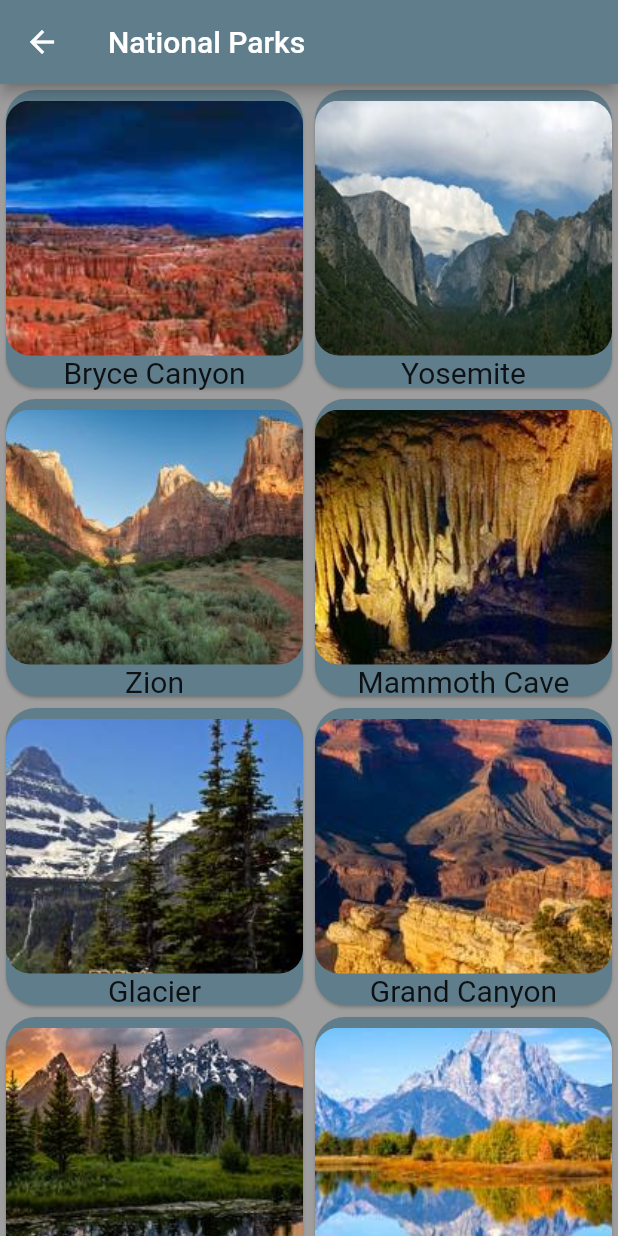
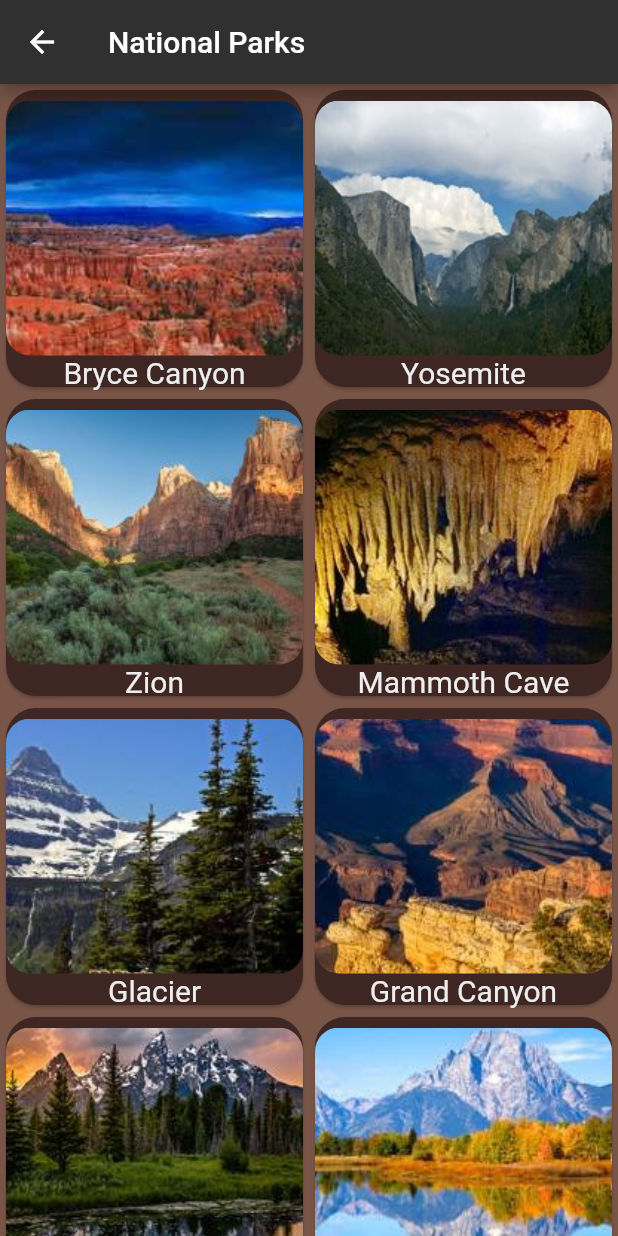
Before and after one commit to meetBOBpatel/TravelAdvisor, a Flutter app: the HomePage screen opened directly, on a phone screen of 412 x 824 dp. Run offline on Flutter 3.47's test engine with Material 2 defaults, Android fonts, the phone set to English and light mode, and no system bars; drawn by our look-alikes of focused_menu; our stand-ins replace auto_size_text, firebase_auth, firebase_core, google_maps_flutter, vm_service, weather; missing offline and left inert: maps_launcher; accounts and stored records are empty.

Commit message:
Updated Homepage and Weather UI

```diff
--- a/lib/HomePage.dart
+++ b/lib/HomePage.dart
@@ -20,7 +20,7 @@
             "National Parks",
             textAlign: TextAlign.center,
           ),
-          backgroundColor: Colors.blueGrey,
+          backgroundColor: Colors.grey[850],
         ),
         body: GridView(
           gridDelegate:
@@ -45,7 +45,7 @@
                           )
                     ],
                     child: Card(
-                      color: Colors.blueGrey,
+                      color: Colors.brown[900],
                       shape: RoundedRectangleBorder(
                           borderRadius: BorderRadius.only(
                               topLeft: Radius.circular(20),
@@ -66,7 +66,9 @@
                               fit: BoxFit.cover,
                             ),
                           ),
-                          Text("Bryce Canyon", style: TextStyle(fontSize: 20)),
+                          Text("Bryce Canyon",
+                              style: TextStyle(
+                                  fontSize: 20, color: Colors.grey[200])),
                         ],
                       ),
                     ),
@@ -89,7 +91,7 @@
                           )
                     ],
                     child: Card(
-                      color: Colors.blueGrey,
+                      color: Colors.brown[900],
                       shape: RoundedRectangleBorder(
                           borderRadius: BorderRadius.only(
                               topLeft: Radius.circular(20),
@@ -110,7 +112,9 @@
                               fit: BoxFit.cover,
                             ),
                           ),
-                          Text("Yosemite", style: TextStyle(fontSize: 20))
+                          Text("Yosemite",
+                              style: TextStyle(
+                                  fontSize: 20, color: Colors.grey[200]))
                         ],
                       ),
                     ),
@@ -133,7 +137,7 @@
                           )
                     ],
                     child: Card(
-                      color: Colors.blueGrey,
+                      color: Colors.brown[900],
                       shape: RoundedRectangleBorder(
                           borderRadius: BorderRadius.only(
                               topLeft: Radius.circular(20),
@@ -154,7 +158,9 @@
                               fit: BoxFit.cover,
                             ),
                           ),
-                          Text("Zion", style: TextStyle(fontSize: 20))
+                          Text("Zion",
+                              style: TextStyle(
+                                  fontSize: 20, color: Colors.grey[200]))
                         ],
                       ),
                     ),
@@ -177,7 +183,7 @@
                           )
                     ],
                     child: Card(
-                      color: Colors.blueGrey,
+                      color: Colors.brown[900],
                       shape: RoundedRectangleBorder(
                           borderRadius: BorderRadius.only(
                               topLeft: Radius.circular(20),
@@ -198,7 +204,9 @@
                               fit: BoxFit.cover,
                             ),
                           ),
-                          Text("Mammoth Cave", style: TextStyle(fontSize: 20))
+                          Text("Mammoth Cave",
+                              style: TextStyle(
+                                  fontSize: 20, color: Colors.grey[200]))
                         ],
                       ),
                     ),
@@ -221,7 +229,7 @@
                           )
                     ],
                     child: Card(
-                      color: Colors.blueGrey,
+                      color: Colors.brown[900],
                       shape: RoundedRectangleBorder(
                           borderRadius: BorderRadius.only(
                               topLeft: Radius.circular(20),
@@ -242,7 +250,9 @@
                               fit: BoxFit.cover,
                             ),
                           ),
-                          Text("Glacier", style: TextStyle(fontSize: 20))
+                          Text("Glacier",
+                              style: TextStyle(
+                                  fontSize: 20, color: Colors.grey[200]))
                         ],
                       ),
                     ),
@@ -265,7 +275,7 @@
                           )
                     ],
                     child: Card(
-                      color: Colors.blueGrey,
+                      color: Colors.brown[900],
                       shape: RoundedRectangleBorder(
                           borderRadius: BorderRadius.only(
                               topLeft: Radius.circular(20),
@@ -286,7 +296,9 @@
                               fit: BoxFit.cover,
                             ),
                           ),
-                          Text("Grand Canyon", style: TextStyle(fontSize: 20))
+                          Text("Grand Canyon",
+                              style: TextStyle(
+                                  fontSize: 20, color: Colors.grey[200]))
                         ],
                       ),
                     ),
@@ -309,7 +321,7 @@
                           )
                     ],
                     child: Card(
-                      color: Colors.blueGrey,
+                      color: Colors.brown[900],
                       shape: RoundedRectangleBorder(
                           borderRadius: BorderRadius.only(
                               topLeft: Radius.circular(20),
@@ -330,7 +342,9 @@
                               fit: BoxFit.cover,
                             ),
                           ),
-                          Text("Yellow Stone", style: TextStyle(fontSize: 20))
+                          Text("Yellow Stone",
+                              style: TextStyle(
+                                  fontSize: 20, color: Colors.grey[200]))
                         ],
                       ),
                     ),
@@ -353,7 +367,7 @@
                           )
                     ],
                     child: Card(
-                      color: Colors.blueGrey,
+                      color: Colors.brown[900],
                       shape: RoundedRectangleBorder(
                           borderRadius: BorderRadius.only(
                               topLeft: Radius.circular(20),
@@ -374,7 +388,9 @@
                               fit: BoxFit.cover,
                             ),
                           ),
-                          Text("Grand Teton", style: TextStyle(fontSize: 20))
+                          Text("Grand Teton",
+                              style: TextStyle(
+                                  fontSize: 20, color: Colors.grey[200]))
                         ],
                       ),
                     ),
@@ -397,7 +413,7 @@
                           )
                     ],
                     child: Card(
-                      color: Colors.blueGrey,
+                      color: Colors.brown[900],
                       shape: RoundedRectangleBorder(
                           borderRadius: BorderRadius.only(
                               topLeft: Radius.circular(20),
@@ -418,7 +434,9 @@
                               fit: BoxFit.cover,
                             ),
                           ),
-                          Text("Congaree", style: TextStyle(fontSize: 20))
+                          Text("Congaree",
+                              style: TextStyle(
+                                  fontSize: 20, color: Colors.grey[200]))
                         ],
                       ),
                     ),
@@ -441,7 +459,7 @@
                           )
                     ],
                     child: Card(
-                      color: Colors.blueGrey,
+                      color: Colors.brown[900],
                       shape: RoundedRectangleBorder(
                           borderRadius: BorderRadius.only(
                               topLeft: Radius.circular(20),
@@ -462,7 +480,9 @@
                               fit: BoxFit.cover,
                             ),
                           ),
-                          Text("Indiana Dunes", style: TextStyle(fontSize: 20))
+                          Text("Indiana Dunes",
+                              style: TextStyle(
+                                  fontSize: 20, color: Colors.grey[200]))
                         ],
                       ),
                     ),
@@ -485,7 +505,7 @@
                           )
                     ],
                     child: Card(
-                      color: Colors.blueGrey,
+                      color: Colors.brown[900],
                       shape: RoundedRectangleBorder(
                           borderRadius: BorderRadius.only(
                               topLeft: Radius.circular(20),
@@ -507,7 +527,8 @@
                             ),
                           ),
                           Text("New River Groge",
-                              style: TextStyle(fontSize: 20))
+                              style: TextStyle(
+                                  fontSize: 20, color: Colors.grey[200]))
                         ],
                       ),
                     ),
@@ -530,7 +551,7 @@
                           )
                     ],
                     child: Card(
-                      color: Colors.blueGrey,
+                      color: Colors.brown[900],
                       shape: RoundedRectangleBorder(
                           borderRadius: BorderRadius.only(
                               topLeft: Radius.circular(20),
@@ -552,7 +573,8 @@
                             ),
                           ),
                           Text("Smokey Mountain",
-                              style: TextStyle(fontSize: 20))
+                              style: TextStyle(
+                                  fontSize: 20, color: Colors.grey[200]))
                         ],
                       ),
                     ),
@@ -560,6 +582,6 @@
                 )),
           ],
         ),
-        backgroundColor: Colors.grey);
+        backgroundColor: Colors.brown);
   }
 }
--- a/lib/Weather.dart
+++ b/lib/Weather.dart
@@ -11,11 +11,11 @@
   Widget build(BuildContext context) {
     return Column(
       children: <Widget>[
-        Text(weather.name),
-        Text("Hello"),
+        Text(weather.name,
+            style: new TextStyle(fontSize: 32.0, fontWeight: FontWeight.bold)),
         Text(weather.weatherInfo.description,
-            style: new TextStyle(fontSize: 32.0)),
-        Text('${weather.temp.temp}°F'),
+            style: new TextStyle(fontSize: 24.0, fontStyle: FontStyle.italic)),
+        Text('${weather.temp.temp}°F', style: new TextStyle(fontSize: 16.0)),
         Image.network(weather.iconUrl),
         Text(new DateFormat.yMMMd().format(weather.date)),
         Text(new DateFormat.Hm().format(weather.date)),
```
